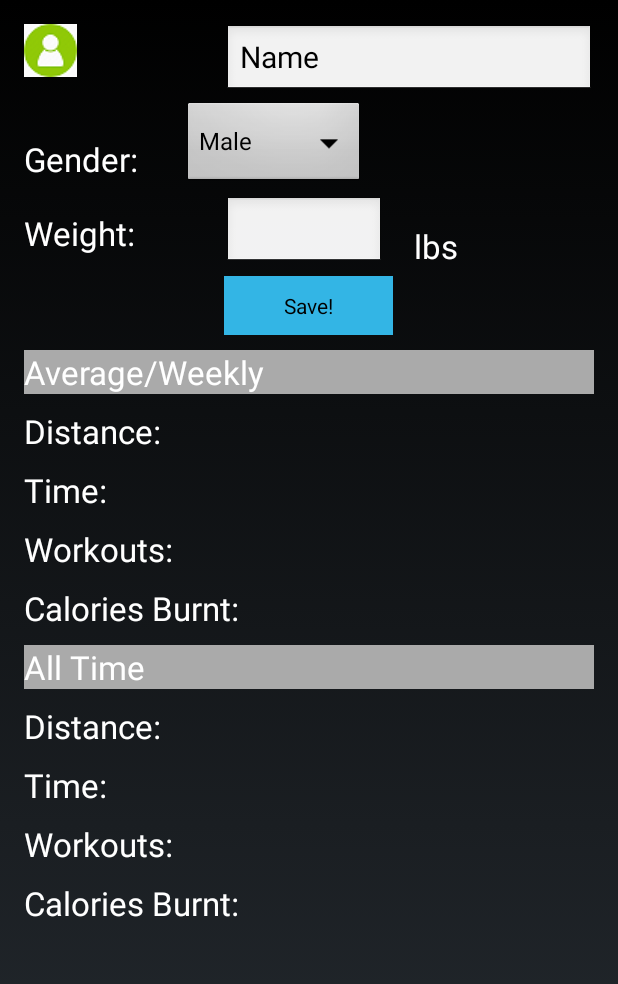
After one commit to remy228/android-fitness-application, an Android app: the UserProfile screen opened directly, with no data from a screen before it, on a phone screen of 412 x 824 dp. The commit adds this screen. Shown: the top 984 px of the screen. Run offline under Robolectric (Android 15) with nearby library versions, the phone set to English and light mode, and no system bars.

Commit message:
User Profile Screen Basic UI done

```diff
--- a/app/build.gradle
+++ b/app/build.gradle
@@ -1,13 +1,13 @@
 apply plugin: 'com.android.application'
 
 android {
-    compileSdkVersion 4
+    compileSdkVersion 14
     buildToolsVersion "24.0.2"
 
     defaultConfig {
         applicationId "com.jwetherell.pedometer"
-        minSdkVersion 4
-        targetSdkVersion 23
+        minSdkVersion 14
+        targetSdkVersion 22
     }
 
     buildTypes {
--- /dev/null
+++ b/app/src/main/java/com/jwetherell/pedometer/activity/UserProfile.java
@@ -0,0 +1,18 @@
+package com.jwetherell.pedometer.activity;
+
+import android.os.Bundle;
+import android.app.Activity;
+
+import com.jwetherell.pedometer.R;
+
+public class UserProfile extends Activity {
+
+    @Override
+    protected void onCreate(Bundle savedInstanceState) {
+        super.onCreate(savedInstanceState);
+        setContentView(R.layout.activity_user_profile);
+
+    }
+
+
+}
--- a/app/src/main/java/com/jwetherell/pedometer/service/StepService.java
+++ b/app/src/main/java/com/jwetherell/pedometer/service/StepService.java
@@ -141,7 +141,7 @@ public class StepService extends Service implements StepListener {
         }
 
         // Fall back on the old API.
-        setForeground(true);
+    //    setForeground(true);
         notificatioManager.notify(id, notif);
     }
 
@@ -173,7 +173,7 @@ public class StepService extends Service implements StepListener {
         // Fall back on the old API. Note to cancel BEFORE changing the
         // foreground state, since we could be killed at that point.
         notificatioManager.cancel(id);
-        setForeground(false);
+      //  setForeground(false);
     }
 
     private void initNotification() {
--- /dev/null
+++ b/app/src/main/res/layout/activity_user_profile.xml
@@ -0,0 +1,228 @@
+<?xml version="1.0" encoding="utf-8"?>
+<ScrollView xmlns:android="http://schemas.android.com/apk/res/android"
+    android:id="@+id/ScrollView01"
+    android:layout_width="match_parent"
+    android:layout_height="match_parent"
+    android:fillViewport="true"
+    android:scrollbars="none" >
+
+<RelativeLayout xmlns:android="http://schemas.android.com/apk/res/android"
+    xmlns:tools="http://schemas.android.com/tools"
+    android:layout_width="fill_parent"
+    android:layout_height="fill_parent"
+    android:paddingBottom="@dimen/activity_vertical_margin"
+    android:paddingLeft="@dimen/activity_horizontal_margin"
+    android:paddingRight="@dimen/activity_horizontal_margin"
+    android:paddingTop="@dimen/activity_vertical_margin"
+    tools:context="com.jwetherell.pedometer.activity.UserProfile">
+<LinearLayout
+    android:layout_width="wrap_content"
+    android:layout_height="wrap_content"
+    android:weightSum="1"
+    android:id="@+id/linearLayout">
+    <ImageView
+        android:layout_width="wrap_content"
+        android:layout_height="wrap_content"
+        android:id="@+id/imageView"
+        android:layout_alignParentTop="true"
+        android:layout_alignParentRight="true"
+        android:layout_marginRight="108dp"
+        android:src="@drawable/userprofile" />
+
+</LinearLayout>
+
+    <LinearLayout
+
+        android:layout_width="wrap_content"
+        android:layout_height="wrap_content"
+        android:id="@+id/linearLayout2"
+        android:layout_below="@+id/linearLayout">
+        <TextView
+            android:paddingTop="20dp"
+            android:layout_marginTop="20dp"
+            android:layout_width="wrap_content"
+            android:layout_height="wrap_content"
+            android:textAppearance="?android:attr/textAppearanceLarge"
+            android:text="Gender:"
+            android:id="@+id/textView"
+            android:layout_below="@+id/linearLayout"
+            android:layout_alignParentLeft="true" />
+
+        <Spinner
+            android:layout_width="121dp"
+            android:layout_height="60dp"
+            android:layout_marginTop="5dp"
+            android:layout_marginLeft="30dp"
+            android:id="@+id/spinner"
+            android:prompt="@string/spin"
+            android:entries="@array/items"
+            android:layout_below="@+id/linearLayout"
+            android:layout_toRightOf="@+id/linearLayout2" />
+
+    </LinearLayout>
+
+
+    <EditText
+     android:layout_width="wrap_content"
+     android:layout_height="wrap_content"
+     android:inputType="number"
+     android:ems="5"
+     android:id="@+id/editText"
+        android:layout_marginTop="10dp"
+        android:layout_marginRight="20dp"
+     android:layout_below="@+id/linearLayout2"
+     android:layout_alignLeft="@+id/button" />
+
+    <TextView
+
+        android:layout_width="wrap_content"
+        android:layout_marginTop="10dp"
+        android:layout_height="wrap_content"
+        android:textAppearance="?android:attr/textAppearanceLarge"
+        android:text="Weight:"
+        android:id="@+id/textView2"
+        android:layout_alignTop="@+id/editText"
+        android:layout_alignParentLeft="true" />
+
+    <TextView
+        android:layout_width="235dp"
+        android:layout_height="wrap_content"
+        android:textAppearance="?android:attr/textAppearanceLarge"
+        android:text="lbs"
+        android:id="@+id/textView3"
+        android:layout_alignBottom="@+id/editText"
+        android:layout_toRightOf="@+id/editText" />
+
+    <Button
+        android:layout_width="wrap_content"
+        android:layout_height="wrap_content"
+        android:layout_marginTop="5dp"
+        android:text="Save!"
+        android:paddingLeft="40dp"
+        android:paddingTop="10dp"
+        android:paddingBottom="10dp"
+        android:paddingRight="40dp"
+        android:id="@+id/button"
+        android:layout_below="@+id/editText"
+        android:layout_centerHorizontal="true"
+        android:background="@android:color/holo_blue_light" />
+
+    <EditText
+
+        android:layout_width="wrap_content"
+        android:layout_height="wrap_content"
+        android:inputType="textPersonName"
+        android:text="Name"
+        android:ems="10"
+        android:id="@+id/editText2"
+        android:textSize="20sp"
+        android:layout_weight="0.99"
+        android:layout_alignParentRight="true"
+        android:layout_alignLeft="@+id/button" />
+
+    <TextView
+        android:layout_width="match_parent"
+        android:layout_height="wrap_content"
+        android:layout_marginTop="10dp"
+        android:textAppearance="?android:attr/textAppearanceLarge"
+        android:text="Average/Weekly"
+        android:id="@+id/textView4"
+        android:layout_below="@+id/button"
+        android:layout_alignParentLeft="true"
+        android:layout_alignParentRight="true"
+        android:background="@android:color/darker_gray" />
+
+    <TextView
+        android:layout_width="wrap_content"
+        android:layout_height="wrap_content"
+        android:layout_marginTop="10dp"
+        android:textAppearance="?android:attr/textAppearanceLarge"
+        android:text="Distance:"
+        android:id="@+id/textView5"
+        android:layout_below="@+id/textView4"
+        android:layout_alignParentLeft="true" />
+
+    <TextView
+        android:layout_width="wrap_content"
+        android:layout_height="wrap_content"
+        android:textAppearance="?android:attr/textAppearanceLarge"
+        android:text="Time:"
+        android:layout_marginTop="10dp"
+        android:id="@+id/textView6"
+        android:layout_below="@+id/textView5"
+        android:layout_alignParentLeft="true" />
+
+    <TextView
+        android:layout_width="wrap_content"
+        android:layout_height="wrap_content"
+        android:textAppearance="?android:attr/textAppearanceLarge"
+        android:text="Workouts:"
+        android:layout_marginTop="10dp"
+        android:id="@+id/textView7"
+        android:layout_below="@+id/textView6"
+        android:layout_alignParentLeft="true" />
+
+    <TextView
+        android:layout_width="wrap_content"
+        android:layout_height="wrap_content"
+        android:textAppearance="?android:attr/textAppearanceLarge"
+        android:text="Calories Burnt:"
+        android:layout_marginTop="10dp"
+        android:id="@+id/textView9"
+        android:layout_below="@+id/textView7"
+        android:layout_alignParentLeft="true" />
+
+    <TextView
+        android:layout_width="match_parent"
+        android:layout_height="wrap_content"
+        android:textAppearance="?android:attr/textAppearanceLarge"
+        android:text="All Time"
+        android:layout_marginTop="10dp"
+        android:id="@+id/textView10"
+        android:background="@android:color/darker_gray"
+        android:layout_below="@+id/textView9"
+        android:layout_alignParentLeft="true" />
+
+    <TextView
+        android:layout_width="wrap_content"
+        android:layout_height="wrap_content"
+        android:textAppearance="?android:attr/textAppearanceLarge"
+        android:text="Distance:"
+        android:layout_marginTop="10dp"
+        android:id="@+id/textView11"
+        android:layout_below="@+id/textView10"
+        android:layout_alignParentLeft="true" />
+
+    <TextView
+        android:layout_width="wrap_content"
+        android:layout_height="wrap_content"
+        android:textAppearance="?android:attr/textAppearanceLarge"
+        android:text="Time:"
+        android:id="@+id/textView12"
+        android:layout_marginTop="10dp"
+        android:layout_below="@+id/textView11"
+        android:layout_alignParentLeft="true" />
+
+    <TextView
+        android:layout_width="wrap_content"
+        android:layout_height="wrap_content"
+        android:textAppearance="?android:attr/textAppearanceLarge"
+        android:text="Workouts:"
+        android:layout_marginTop="10dp"
+        android:id="@+id/textView13"
+        android:layout_below="@+id/textView12"
+        android:layout_alignParentLeft="true" />
+
+    <TextView
+        android:layout_width="wrap_content"
+        android:layout_height="wrap_content"
+        android:textAppearance="?android:attr/textAppearanceLarge"
+        android:text="Calories Burnt:"
+        android:layout_marginTop="10dp"
+        android:id="@+id/textView14"
+        android:layout_below="@+id/textView13"
+        android:layout_alignRight="@+id/linearLayout" />
+
+
+</RelativeLayout>
+</ScrollView>
--- /dev/null
+++ b/app/src/main/res/values-w820dp/dimens.xml
@@ -0,0 +1,6 @@
+<resources>
+    <!-- Example customization of dimensions originally defined in res/values/dimens.xml
+         (such as screen margins) for screens with more than 820dp of available width. This
+         would include 7" and 10" devices in landscape (~960dp and ~1280dp respectively). -->
+    <dimen name="activity_horizontal_margin">64dp</dimen>
+</resources>
--- /dev/null
+++ b/app/src/main/res/values/dimens.xml
@@ -0,0 +1,5 @@
+<resources>
+    <!-- Default screen margins, per the Android Design guidelines. -->
+    <dimen name="activity_horizontal_margin">16dp</dimen>
+    <dimen name="activity_vertical_margin">16dp</dimen>
+</resources>
```
Also changed, not shown: app/src/main/AndroidManifest.xml (+32 -19 lines), app/src/main/java/com/jwetherell/pedometer/activity/Demo.java (+27 -2 lines), app/src/main/java/com/jwetherell/pedometer/activity/LandscapeFragment.java (added, +30 -0 lines), app/src/main/java/com/jwetherell/pedometer/activity/PortraitFragment.java (added, +32 -0 lines), app/src/main/res/layout/fragment_landscape.xml (added, +25 -0 lines), app/src/main/res/layout/fragment_portrait.xml (added, +9 -0 lines), app/src/main/res/layout/main.xml (+27 -0 lines), app/src/main/res/values/arrays.xml (+6 -21 lines), app/src/main/res/values/strings.xml (+6 -1 lines), app/src/main/res/drawable/icon.png, 98 other files.
